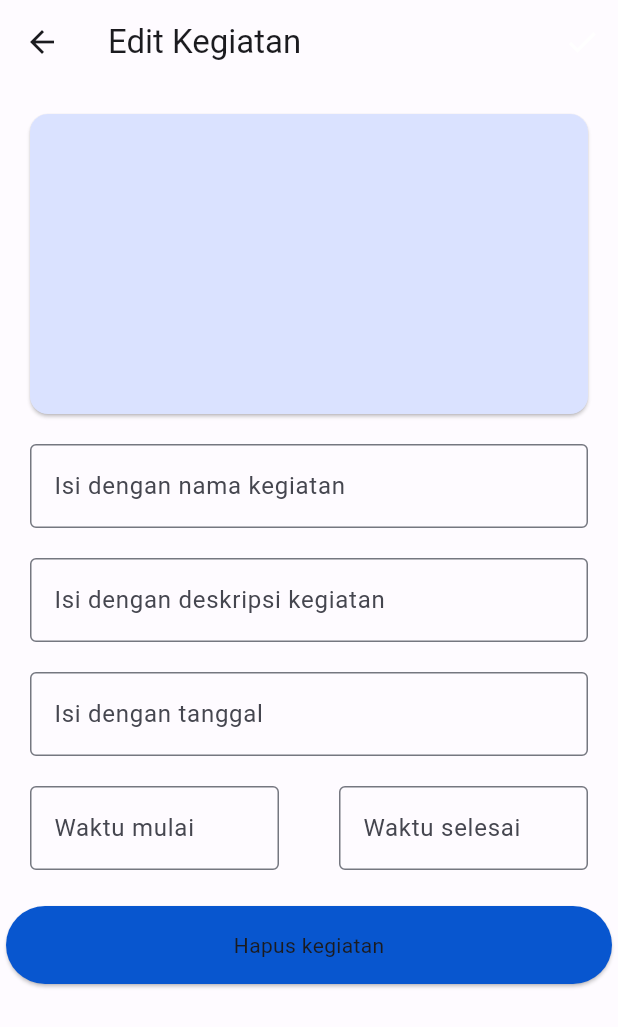
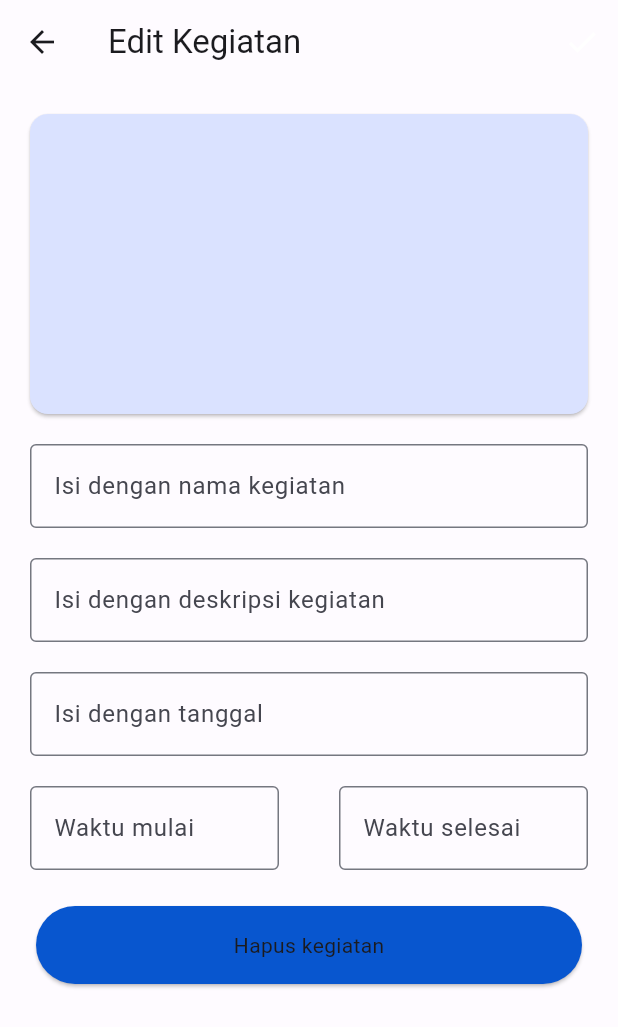
Before and after one commit to ramahartadi/Famizer, a Flutter app: the EventEdit screen opened directly with empty values, on a phone screen of 412 x 824 dp. Shown: the top 1027 px of the screen. Run offline on Flutter 3.47's test engine with Material 2 defaults, Android fonts, the light colour scheme and no system bars; drawn by our look-alikes of dynamic_color; our stand-ins replace firebase_core, flutter_svg, form_builder_validators, go_router, image_picker, nanoid; missing offline and left inert: about; accounts and stored records are empty.

Commit message:
feature(event):add new change

```diff
--- a/package/events/lib/pages/event_edit.dart
+++ b/package/events/lib/pages/event_edit.dart
@@ -225,6 +225,7 @@ class _EventEditState extends State<EventEdit> {
                     Navigator.pop(context);
                     Navigator.pop(context);
                   },
+                  child: Padding(padding: const EdgeInsets.symmetric(horizontal: 20),
                   child: Card(
                     color: context.colors.primary,
                     shape: const RoundedRectangleBorder(
@@ -232,7 +233,7 @@ class _EventEditState extends State<EventEdit> {
                     child: const Center(
                       child: Text("Hapus kegiatan"),
                     ),
-                  ),
+                  ),)
                 ),
               )
             ],
```
